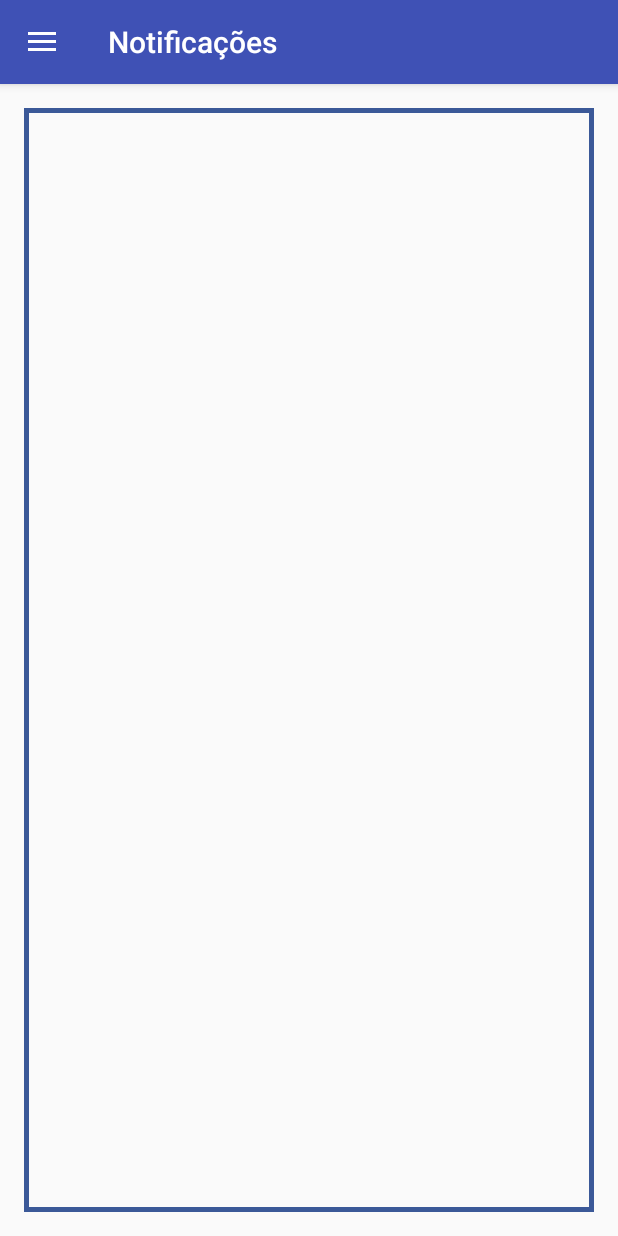
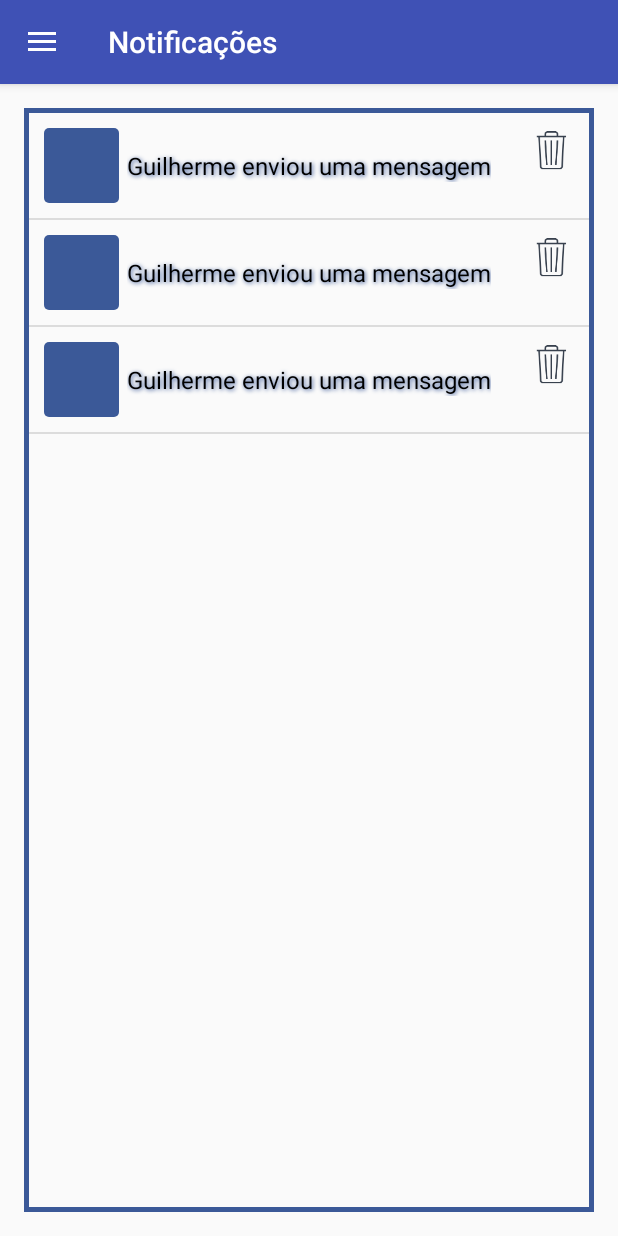
Before and after one commit to GHAZ25/bSocial, an Android app: the fragment MessageFragment placed in its activity, in the side drawer, after a tap on "Notificações", on a phone screen of 412 x 824 dp. Run offline under Robolectric (Android 15) with nearby library versions, the phone set to English and light mode, and no system bars; our stand-ins replace Picasso; libraries missing offline, so code that uses them is left out: com.facebook, com.facebook.login; pictures from the network do not load; 30 statements that could not run were skipped.

Commit message:
Notificação estática

```diff
--- a/app/src/main/AndroidManifest.xml
+++ b/app/src/main/AndroidManifest.xml
@@ -10,10 +10,10 @@
     <uses-permission android:name="com.google.android.c2dm.permission.RECEIVE" />
 
     <permission
-        android:name="com.example.gcm.permission.C2D_MESSAGE"
+        android:name="uniftec.bsocial.permission.C2D_MESSAGE"
         android:protectionLevel="signature" />
 
-    <uses-permission android:name="com.example.gcm.permission.C2D_MESSAGE" />
+    <uses-permission android:name="uniftec.bsocial.permission.C2D_MESSAGE" />
 
     <application
         android:allowBackup="true"
@@ -60,7 +60,6 @@
             android:permission="com.google.android.c2dm.permission.SEND">
             <intent-filter>
                 <action android:name="com.google.android.c2dm.intent.RECEIVE" />
-
                 <category android:name="uniftec.bsocial" />
             </intent-filter>
         </receiver>
--- a/app/src/main/java/uniftec/bsocial/PushNotificationService.java
+++ b/app/src/main/java/uniftec/bsocial/PushNotificationService.java
@@ -19,7 +19,7 @@ public class PushNotificationService extends GcmListenerService {
     public void onMessageReceived(String from, Bundle data) {
         String message = data.getString("message");
         //createNotification(mTitle, push_msg);
-        Log.d("Mensagem: ", message);
+        //Log.i("Mensagem: ", message);
 
         NotificationCompat.Builder builder = new NotificationCompat.Builder(this);
 
@@ -49,7 +49,7 @@ public class PushNotificationService extends GcmListenerService {
 
         // The subtext, which appears under the text on newer devices.
         // This will show-up in the devices with Android 4.2 and above only
-        builder.setSubText("Tap to view documentation about notifications.");
+        builder.setSubText("Clique aqui para mais informações.");
 
         NotificationManager notificationManager = (NotificationManager) getSystemService(NOTIFICATION_SERVICE);
 
--- a/app/src/main/java/uniftec/bsocial/adapters/NotificationAdapter.java
+++ b/app/src/main/java/uniftec/bsocial/adapters/NotificationAdapter.java
@@ -13,6 +13,7 @@ import com.squareup.picasso.Picasso;
 import java.util.ArrayList;
 
 import uniftec.bsocial.R;
+import uniftec.bsocial.entities.Notification;
 import uniftec.bsocial.entities.UserSearch;
 
 /**
@@ -21,10 +22,10 @@ import uniftec.bsocial.entities.UserSearch;
 
 public class NotificationAdapter extends BaseAdapter {
     private static LayoutInflater inflater;
-    ArrayList<UserSearch> result;
+    ArrayList<Notification> result;
     Context context;
 
-    public NotificationAdapter(Context context, ArrayList<UserSearch> userEntities) {
+    public NotificationAdapter(Context context, ArrayList<Notification> userEntities) {
         result = userEntities;
         this.context = context;
         inflater = (LayoutInflater) context.getSystemService(Context.LAYOUT_INFLATER_SERVICE);
@@ -45,13 +46,12 @@ public class NotificationAdapter extends BaseAdapter {
         Holder holder = new Holder();
         View rowView;
         rowView = inflater.inflate(R.layout.notification_list_view, null);
-        holder.userId = (TextView) rowView.findViewById(R.id.userId);
-        holder.userName = (TextView) rowView.findViewById(R.id.userName);
-        holder.userPic = (ImageView) rowView.findViewById(R.id.userPic);
-        holder.userId.setText(result.get(i).getId());
-        holder.userName.setText(result.get(i).getName());
-        holder.userPic.setTag(result.get(i).getPictureUrl());
-        Picasso.with(context).load(result.get(i).getPictureUrl()).into(holder.userPic);
+        holder.notificationId = (TextView) rowView.findViewById(R.id.notification_id);
+        holder.notificationText = (TextView) rowView.findViewById(R.id.notification_message);
+        holder.notificationIcon = (ImageView) rowView.findViewById(R.id.notification_icon);
+        holder.notificationId.setText(result.get(i).getId());
+        holder.notificationText.setText(result.get(i).getMessage());
+        Picasso.with(context).load(R.mipmap.ic_contacts);
 
         return rowView;
     }
@@ -62,8 +62,8 @@ public class NotificationAdapter extends BaseAdapter {
     }
 
     public class Holder {
-        ImageView userPic;
-        TextView userName;
-        TextView userId;
+        ImageView notificationIcon;
+        TextView notificationText;
+        TextView notificationId;
     }
 }
--- a/app/src/main/java/uniftec/bsocial/cache/CategoriesCache.java
+++ b/app/src/main/java/uniftec/bsocial/cache/CategoriesCache.java
@@ -110,10 +110,8 @@ public class CategoriesCache {
 
         json += "] }";
 
-        if (cont > 0) {
-            UpdateCategories updateCategories = new UpdateCategories();
-            updateCategories.execute(json);
-        }
+        UpdateCategories updateCategories = new UpdateCategories();
+        updateCategories.execute(json);
     }
 
     public ArrayList<Category> listCategories() { return categories; }
--- /dev/null
+++ b/app/src/main/java/uniftec/bsocial/cache/NotificationCache.java
@@ -0,0 +1,197 @@
+package uniftec.bsocial.cache;
+
+import android.app.ProgressDialog;
+import android.content.Context;
+import android.content.SharedPreferences;
+import android.os.AsyncTask;
+import android.support.v4.app.FragmentActivity;
+import android.widget.Toast;
+
+import com.facebook.Profile;
+import com.google.gson.Gson;
+
+import org.apache.http.HttpResponse;
+import org.apache.http.NameValuePair;
+import org.apache.http.client.HttpClient;
+import org.apache.http.client.entity.UrlEncodedFormEntity;
+import org.apache.http.client.methods.HttpPost;
+import org.apache.http.impl.client.DefaultHttpClient;
+import org.apache.http.message.BasicNameValuePair;
+
+import java.io.InputStream;
+import java.io.InputStreamReader;
+import java.io.Reader;
+import java.util.ArrayList;
+import java.util.HashMap;
+import java.util.List;
+
+import uniftec.bsocial.entities.Notification;
+import uniftec.bsocial.entities.User;
+
+public class NotificationCache {
+    private FragmentActivity activity = null;
+    private ProgressDialog load = null;
+    private Profile profile = null;
+    private ArrayList<Notification> notifications = null;
+
+    public NotificationCache(FragmentActivity activity) {
+        super();
+
+        this.activity = activity;
+        notifications = new ArrayList<Notification>();
+
+        profile = Profile.getCurrentProfile();
+    }
+
+    public void initialize() {
+        ListNotification listNotification = new ListNotification();
+        listNotification.execute();
+    }
+
+    public void sendNotification(String texto, String nome, String destino) {
+        String[] params = new String[3];
+
+        params[0] = texto;
+        params[1] = nome;
+        params[2] = destino;
+
+        SendNotification sendNotification = new SendNotification();
+        sendNotification.execute(params);
+    }
+
+    public ArrayList<Notification> getNotifications() {
+        return notifications;
+    }
+
+    private class ListNotification extends AsyncTask<Void, Void, Notification[]> {
+        @Override
+        protected void onPreExecute(){ }
+
+        @Override
+        protected Notification[] doInBackground(Void... params) {
+            Notification[] retorno = null;
+            try {
+                HttpClient httpclient = new DefaultHttpClient();
+                HttpPost request = null;
+
+                List<NameValuePair> values = new ArrayList<>(2);
+
+                request = new HttpPost("http://ec2-54-218-233-242.us-west-2.compute.amazonaws.com:8080/ws/rest/gcm/list");
+
+                values.add(new BasicNameValuePair("id", profile.getId()));
+                request.setEntity(new UrlEncodedFormEntity(values, "UTF-8"));
+
+                HttpResponse response = httpclient.execute(request);
+                InputStream content = response.getEntity().getContent();
+                Reader reader = new InputStreamReader(content);
+
+                Gson gson = new Gson();
+                retorno = gson.fromJson(reader, Notification[].class);
+
+                content.close();
+
+                return retorno;
+            } catch (Exception e){
+                return null;
+            }
+        }
+
+        @Override
+        protected void onPostExecute(Notification[] list) {
+            if (list != null) {
+                for (int i = 0; i < list.length; i++) {
+                    notifications.add(list[i]);
+                }
+            }
+        }
+    }
+
+    private class UpdateNotification extends AsyncTask<Void, Void, Notification[]> {
+        @Override
+        protected void onPreExecute(){ }
+
+        @Override
+        protected Notification[] doInBackground(Void... params) {
+            Notification[] retorno = null;
+            try {
+                HttpClient httpclient = new DefaultHttpClient();
+                HttpPost request = null;
+
+                List<NameValuePair> values = new ArrayList<>(2);
+
+                request = new HttpPost("http://ec2-54-218-233-242.us-west-2.compute.amazonaws.com:8080/ws/rest/gcm/new");
+
+                values.add(new BasicNameValuePair("id", profile.getId()));
+                request.setEntity(new UrlEncodedFormEntity(values, "UTF-8"));
+
+                HttpResponse response = httpclient.execute(request);
+                InputStream content = response.getEntity().getContent();
+                Reader reader = new InputStreamReader(content);
+
+                Gson gson = new Gson();
+                retorno = gson.fromJson(reader, Notification[].class);
+
+                content.close();
+
+                return retorno;
+            } catch (Exception e){
+                return null;
+            }
+        }
+
+        @Override
+        protected void onPostExecute(Notification[] list) {
+            if (list != null) {
+                for (int i = 0; i < list.length; i++) {
+                    notifications.add(list[i]);
+                }
+            }
+        }
+    }
+
+    private class SendNotification extends AsyncTask<String, Void, String> {
+        @Override
+        protected void onPreExecute(){ }
+
+        @Override
+        protected String doInBackground(String... params) {
+            HashMap retorno = null;
+            try {
+                HttpClient httpclient = new DefaultHttpClient();
+                HttpPost request = null;
+
+                List<NameValuePair> values = new ArrayList<>(2);
+
+                request = new HttpPost("http://ec2-54-218-233-242.us-west-2.compute.amazonaws.com:8080/ws/rest/gcm/send");
+
+                values.add(new BasicNameValuePair("texto", params[0]));
+                values.add(new BasicNameValuePair("nome", params[1]));
+                values.add(new BasicNameValuePair("origem", profile.getId()));
+                values.add(new BasicNameValuePair("destino", params[2]));
+                request.setEntity(new UrlEncodedFormEntity(values, "UTF-8"));
+
+                HttpResponse response = httpclient.execute(request);
+                InputStream content = response.getEntity().getContent();
+                Reader reader = new InputStreamReader(content);
+
+                Gson gson = new Gson();
+                retorno = gson.fromJson(reader, HashMap.class);
+
+                content.close();
+
+                return retorno.get("message").toString();
+            } catch (Exception e){
+                return e.getMessage();
+            }
+        }
+
+        @Override
+        protected void onPostExecute(String message) {
+            if (message.equals("true")) {
+                Toast.makeText(activity, "Mensagem enviada com sucesso.", Toast.LENGTH_LONG).show();
+            } else {
+                Toast.makeText(activity, message, Toast.LENGTH_LONG).show();
+            }
+        }
+    }
+}
--- /dev/null
+++ b/app/src/main/java/uniftec/bsocial/entities/Notification.java
@@ -0,0 +1,38 @@
+package uniftec.bsocial.entities;
+
+public class Notification {
+
+    private String id;
+    private String message;
+    private String type;
+
+    public Notification(String id, String message, String icon) {
+        this.id = id;
+        this.message = message;
+        this.type = type;
+    }
+
+    public String getId() {
+        return id;
+    }
+
+    public void setId(String id) {
+        this.id = id;
+    }
+
+    public String getMessage() {
+        return message;
+    }
+
+    public void setMessage(String message) {
+        this.message = message;
+    }
+
+    public String getType() {
+        return type;
+    }
+
+    public void setType(String type) {
+        this.type = type;
+    }
+}
--- a/app/src/main/java/uniftec/bsocial/fragments/MessageFragment.java
+++ b/app/src/main/java/uniftec/bsocial/fragments/MessageFragment.java
@@ -5,12 +5,16 @@ import android.net.Uri;
 import android.os.Bundle;
 import android.support.v4.app.DialogFragment;
 import android.support.v4.app.Fragment;
+import android.util.Log;
 import android.view.LayoutInflater;
 import android.view.View;
 import android.view.ViewGroup;
 import android.widget.Button;
+import android.widget.EditText;
 
 import uniftec.bsocial.R;
+import uniftec.bsocial.cache.NotificationCache;
+import uniftec.bsocial.cache.UserCache;
 
 /**
  * A simple {@link Fragment} subclass.
@@ -34,7 +38,10 @@ public class MessageFragment extends DialogFragment implements View.OnClickListe
     private String userId;
     private Button sendBtn;
     private Button inviteBtn;
+    private EditText texto = null;
 
+    private NotificationCache notificationCache = null;
+    private UserCache userCache = null;
     private OnFragmentInteractionListener mListener;
 
     public MessageFragment() {
@@ -69,12 +76,17 @@ public class MessageFragment extends DialogFragment implements View.OnClickListe
     }
 
     @Override
-    public View onCreateView(LayoutInflater inflater, ViewGroup container,
-                             Bundle savedInstanceState) {
+    public View onCreateView(LayoutInflater inflater, ViewGroup container, Bundle savedInstanceState) {
 
         getDialog().setTitle("Enviar Mensagem");
 
         userId = getArguments().getString(USER_ID);
+
+        notificationCache = new NotificationCache(getActivity());
+        notificationCache.initialize();
+
+        userCache = new UserCache(getActivity());
+        userCache.initialize();
 
         view = inflater.inflate(R.layout.fragment_message, container, false);
 
@@ -101,7 +113,8 @@ public class MessageFragment extends DialogFragment implements View.OnClickListe
     }
 
     private void send() {
-
+        texto = (EditText) view.findViewById(R.id.message_msg);
+        notificationCache.sendNotification(texto.getText().toString(), userCache.getUser().getNome(), userId);
     }
 
     private void invite() {
--- a/app/src/main/java/uniftec/bsocial/fragments/NotificationsFragment.java
+++ b/app/src/main/java/uniftec/bsocial/fragments/NotificationsFragment.java
@@ -7,8 +7,13 @@ import android.support.v4.app.Fragment;
 import android.view.LayoutInflater;
 import android.view.View;
 import android.view.ViewGroup;
+import android.widget.ListView;
+
+import java.util.ArrayList;
 
 import uniftec.bsocial.R;
+import uniftec.bsocial.adapters.NotificationAdapter;
+import uniftec.bsocial.entities.Notification;
 
 /**
  * A simple {@link Fragment} subclass.
@@ -59,6 +64,7 @@ public class NotificationsFragment extends Fragment {
             mParam1 = getArguments().getString(ARG_PARAM1);
             mParam2 = getArguments().getString(ARG_PARAM2);
         }
+
     }
 
     @Override
@@ -67,8 +73,22 @@ public class NotificationsFragment extends Fragment {
 
         getActivity().setTitle("Notificações");
 
+        View view = inflater.inflate(R.layout.fragment_notifications, container, false);
+
+        ArrayList<Notification> notifs = new ArrayList<>();
+        Notification notif1 = new Notification("1", "Guilherme enviou uma mensagem", "msg");
+        Notification notif2 = new Notification("2", "Guilherme enviou uma mensagem", "msg");
+        Notification notif3 = new Notification("3", "Guilherme enviou uma mensagem", "msg");
+        notifs.add(notif1);
+        notifs.add(notif2);
+        notifs.add(notif3);
+
+        ListView notificationsListView = (ListView) view.findViewById(R.id.notifications_listview);
+        NotificationAdapter notificationsListViewAdapter = new NotificationAdapter(getContext(), notifs);
+        notificationsListView.setAdapter(notificationsListViewAdapter);
+
         // Inflate the layout for this fragment
-        return inflater.inflate(R.layout.fragment_notifications, container, false);
+        return view;
     }
 
     // TODO: Rename method, update argument and hook method into UI event
--- a/app/src/main/res/layout/notification_list_view.xml
+++ b/app/src/main/res/layout/notification_list_view.xml
@@ -10,7 +10,7 @@
         android:padding="10dp">
 
         <ImageView
-            android:id="@+id/userPic"
+            android:id="@+id/notification_icon"
             android:layout_width="50dp"
             android:layout_height="50dp"
             android:background="@drawable/image_border_like"
@@ -22,8 +22,8 @@
             android:layout_height="wrap_content"
             android:layout_centerVertical="true"
             android:layout_marginLeft="5dp"
-            android:layout_toEndOf="@+id/userPic"
-            android:layout_toRightOf="@+id/userPic"
+            android:layout_toEndOf="@+id/notification_icon"
+            android:layout_toRightOf="@+id/notification_icon"
             android:shadowColor="#3b5998"
             android:shadowDx="1"
             android:shadowDy="1"
@@ -34,13 +34,14 @@
             android:textSize="16sp" />
 
         <ImageButton
+            android:id="@+id/notification_delete"
             android:layout_width="30dp"
             android:layout_height="30dp"
             android:layout_alignParentRight="true"
             android:background="@mipmap/ic_delete" />
 
         <TextView
-            android:id="@+id/userId"
+            android:id="@+id/notification_id"
             android:layout_width="wrap_content"
             android:layout_height="wrap_content"
             android:visibility="gone" />
--- a/build.gradle
+++ b/build.gradle
@@ -5,7 +5,7 @@ buildscript {
         jcenter()
     }
     dependencies {
-        classpath 'com.android.tools.build:gradle:2.2.0'
+        classpath 'com.android.tools.build:gradle:2.2.1'
         classpath 'com.google.gms:google-services:3.0.0'
         // NOTE: Do not place your application dependencies here; they belong
         // in the individual module build.gradle files
```
Also changed, not shown: 1 other file.
